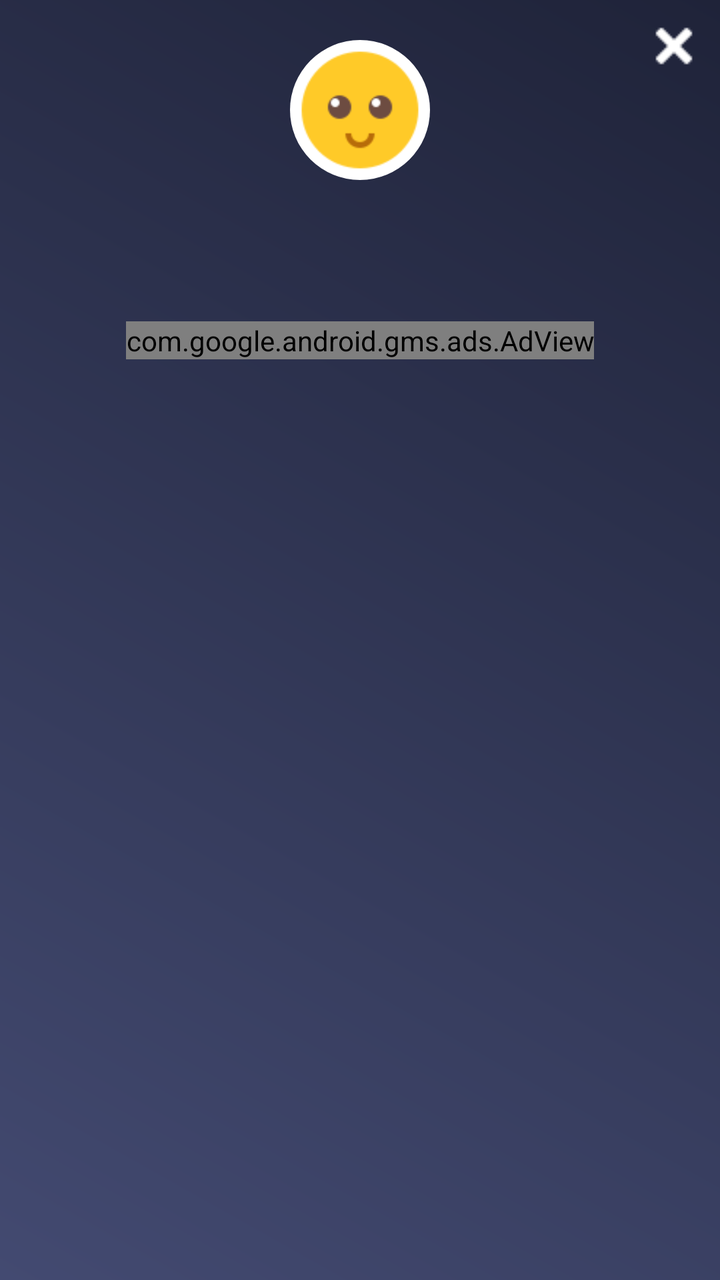
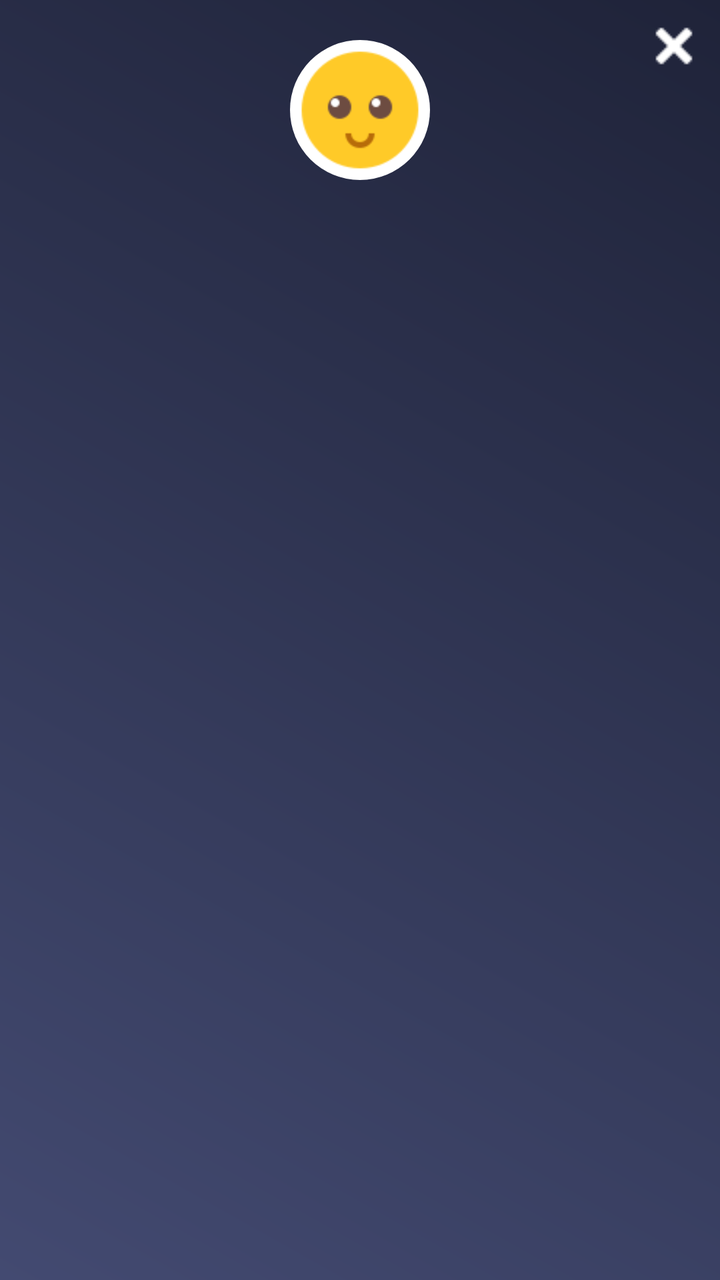

Compare the two renders of this Android layout. The source of the first and the diff that turns it into the second are given below.
<!-- AndroidManifest.xml: application theme AppTheme -->
<!-- res/layout/popup_child_growth.xml -->
<?xml version="1.0" encoding="utf-8"?>
<RelativeLayout xmlns:android="http://schemas.android.com/apk/res/android"
    xmlns:aapt="http://schemas.android.com/aapt"
    xmlns:app="http://schemas.android.com/apk/res-auto"
    android:layout_width="280dp"
    android:layout_height="wrap_content"
    android:background="@drawable/a1_grad"
    android:orientation="vertical">

    <ImageView
        android:id="@+id/iv_close"
        android:layout_width="wrap_content"
        android:layout_height="wrap_content"
        android:layout_alignParentRight="true"
        android:layout_gravity="top|bottom|left|right|center_vertical|fill_vertical|center_horizontal|fill_horizontal|center|fill|start|end"
        android:layout_margin="5dp"
        android:padding="5dp"
        android:src="@drawable/ic_close" />

    <ImageView
        android:id="@+id/iv_imoji"
        android:layout_width="70dp"
        android:layout_height="70dp"
        android:layout_centerHorizontal="true"
        android:layout_marginTop="20dp"
        android:background="@drawable/rounded_corner_imoji"
        android:src="@drawable/imoji_default" />

    <TextView
        android:id="@+id/tv_min_heightweight"
        android:layout_width="match_parent"
        android:layout_height="wrap_content"
        android:layout_below="@+id/iv_imoji"
        android:layout_marginLeft="10dp"
        android:layout_marginTop="10dp"
        android:layout_marginRight="10dp"
        android:gravity="center"
        android:paddingTop="5dp"
        android:textColor="@color/white"
        android:textSize="@dimen/textsize_16"
        android:textStyle="bold" />

    <TextView
        android:id="@+id/tv_ans_age"
        android:layout_width="match_parent"
        android:layout_height="wrap_content"
        android:layout_below="@+id/tv_min_heightweight"
        android:layout_marginLeft="10dp"
        android:layout_marginRight="10dp"
        android:layout_marginBottom="5dp"
        android:gravity="center"
        android:padding="5dp"
        android:textColor="@color/white" />

    <TextView
        android:id="@+id/tv_max_heightweight"
        android:layout_width="match_parent"
        android:layout_height="wrap_content"
        android:layout_below="@+id/tv_ans_age"
        android:layout_marginLeft="10dp"
        android:layout_marginRight="10dp"
        android:layout_marginBottom="10dp"
        android:background="@color/white"
        android:gravity="center"
        android:padding="5dp"
        android:textColor="@color/black"
        android:visibility="gone" />

    <TextView
        android:id="@+id/tv_bodyfatchart"
        android:layout_width="match_parent"
        android:layout_height="wrap_content"
        android:layout_below="@+id/tv_max_heightweight"
        android:layout_marginLeft="10dp"
        android:layout_marginRight="10dp"
        android:layout_marginBottom="10dp"
        android:background="@drawable/corner1"
        android:gravity="center"
        android:padding="5dp"
        android:text="View Body Fat Chart"
        android:textColor="@color/black"
        android:visibility="gone" />

    <include
        android:id="@+id/ad_layout"
        layout="@layout/native_ad_popup"
        android:layout_width="match_parent"
        android:layout_height="wrap_content"
        android:layout_below="@+id/tv_bodyfatchart"
        android:layout_gravity="center" />
</RelativeLayout>
<!-- res/layout/native_ad_popup.xml (included above) -->
<?xml version="1.0" encoding="utf-8"?>
<LinearLayout xmlns:android="http://schemas.android.com/apk/res/android"
    xmlns:aapt="http://schemas.android.com/aapt"
    xmlns:app="http://schemas.android.com/apk/res-auto"
    android:layout_width="match_parent"
    android:layout_height="match_parent"
    android:orientation="vertical">

    <com.google.android.gms.ads.AdView
        android:id="@+id/adView"
        android:layout_width="wrap_content"
        android:layout_height="wrap_content"
        android:layout_above="@+id/ll_footer_menu"
        android:layout_gravity="center"
        app:adSize="280x50"
        app:adUnitId="@string/banner_ad_two" />
</LinearLayout>
<!-- resources referenced by this layout -->
<resources>
  <color name="black">#000000</color>
  <color name="white">#ffffff</color>
  <dimen name="textsize_16">16sp</dimen>
  <!-- drawable a1_grad (drawable) -->
  <?xml version="1.0" encoding="utf-8"?>
  <shape xmlns:android="http://schemas.android.com/apk/res/android">
      <gradient
          android:angle="225"
          android:endColor="#434A71"
          android:startColor="#1F2339" />
  
  
  </shape>
  <!-- drawable corner1 (drawable) -->
  <?xml version="1.0" encoding="utf-8"?>
  <shape xmlns:android="http://schemas.android.com/apk/res/android"
      android:shape="rectangle">
  
  
      <stroke
          android:width="1dp"
          android:color="#E91E63"/>
  
      <corners android:radius="15dp"/>
  
      <solid
          android:color="#323752"/>
  
  </shape>
  <!-- drawable ic_close: png bitmap (drawable, 258 bytes) -->
  <!-- drawable imoji_default: png bitmap (drawable, 2394 bytes) -->
  <!-- drawable rounded_corner_imoji (drawable) -->
  <?xml version="1.0" encoding="utf-8"?>
  <shape xmlns:android="http://schemas.android.com/apk/res/android"
      xmlns:aapt="http://schemas.android.com/aapt"
      xmlns:app="http://schemas.android.com/apk/res-auto"
      android:shape="rectangle">
      <solid android:color="#ffffff" />
      <stroke
          android:width="0dp"
          android:color="#06000d" />
      <padding
          android:bottom="0dp"
          android:left="0dp"
          android:right="0dp"
          android:top="0dp" />
      <corners android:radius="35dp" />
  </shape>
  <string name="banner_ad_two">ca-app-pub-2957577039807154/5214904011</string>
  <style name="AppTheme" parent="Theme.AppCompat.Light.DarkActionBar">
          
          <item name="colorPrimary">@color/colorPrimary</item>
          <item name="colorPrimaryDark">@color/colorPrimaryDark</item>
          <item name="colorAccent">@color/colorAccent</item>
      </style>
  <color name="colorPrimary">#434A71</color>
  <color name="colorPrimaryDark">#1F2339</color>
  <color name="colorAccent">#1F2339</color>
</resources>

<!-- the commit's change to res/layout/popup_child_growth.xml (unified diff, before → after) -->
@@ -81,29 +81,13 @@
         android:textColor="@color/black"
         android:visibility="gone" />
 
-    <include
-        android:id="@+id/ad_layout"
-        layout="@layout/native_ad_popup"
+
+    <LinearLayout
+        android:id="@+id/normal_ad_include"
         android:layout_width="match_parent"
         android:layout_height="wrap_content"
-        android:layout_below="@+id/tv_bodyfatchart"
-        android:layout_gravity="center" />
+        android:orientation="vertical"
+        android:gravity="center"
+        android:layout_below="@+id/tv_bodyfatchart"/>
+
 </RelativeLayout>
-<!-- res/layout/native_ad_popup.xml (included above) -->
-<?xml version="1.0" encoding="utf-8"?>
-<LinearLayout xmlns:android="http://schemas.android.com/apk/res/android"
-    xmlns:aapt="http://schemas.android.com/aapt"
-    xmlns:app="http://schemas.android.com/apk/res-auto"
-    android:layout_width="match_parent"
-    android:layout_height="match_parent"
-    android:orientation="vertical">
-
-    <com.google.android.gms.ads.AdView
-        android:id="@+id/adView"
-        android:layout_width="wrap_content"
-        android:layout_height="wrap_content"
-        android:layout_above="@+id/ll_footer_menu"
-        android:layout_gravity="center"
-        app:adSize="280x50"
-        app:adUnitId="@string/banner_ad_two" />
-</LinearLayout>
<!-- resource entries referenced after the edit -->
@@ -48,7 +48,6 @@
           android:top="0dp" />
       <corners android:radius="35dp" />
   </shape>
-  <string name="banner_ad_two">ca-app-pub-2957577039807154/5214904011</string>
   <style name="AppTheme" parent="Theme.AppCompat.Light.DarkActionBar">
           
           <item name="colorPrimary">@color/colorPrimary</item>
